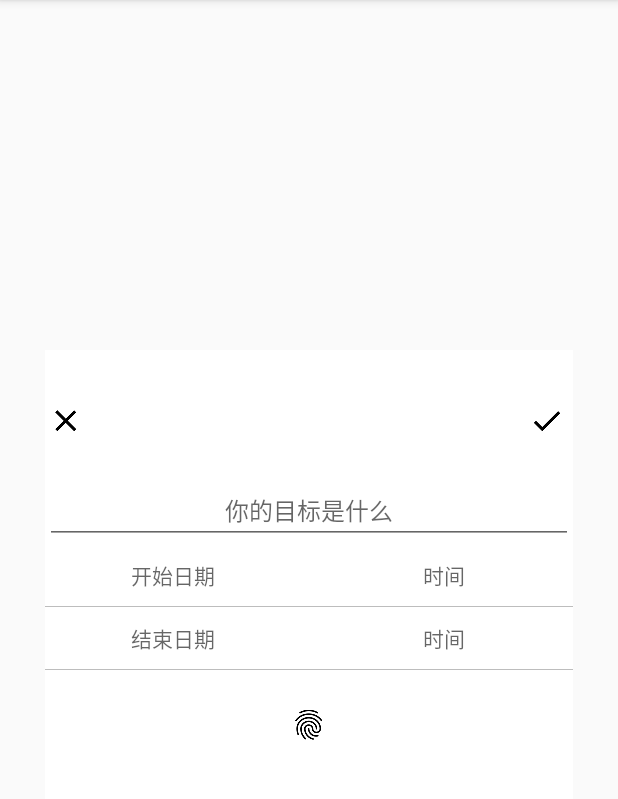
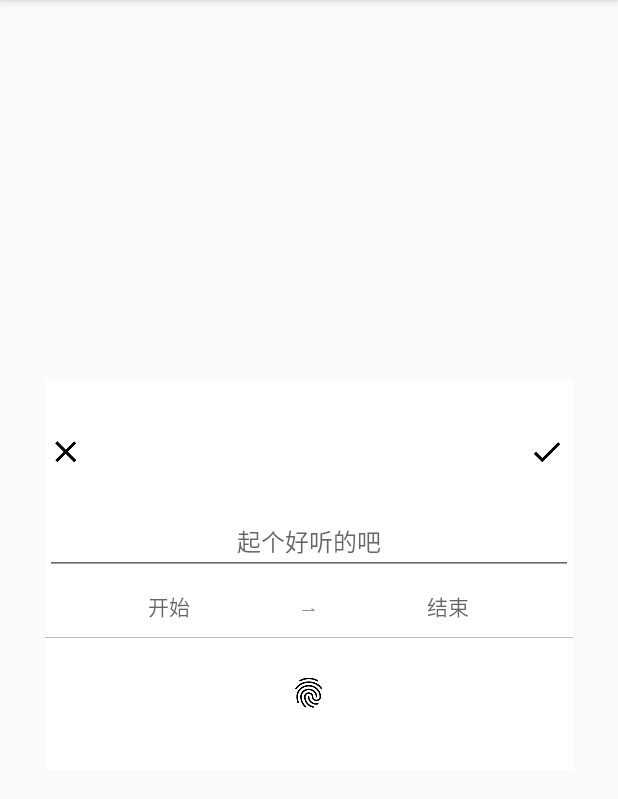
Before and after one commit to hpeiyan/TrackGoal, an Android app: the fragment DialogFragmentCreatePlan shown on its own in the app's theme, on a phone screen of 412 x 824 dp, the part 84-883 px from its top. Run offline under Robolectric (Android 15) with nearby library versions, the phone set to English and light mode, and no system bars; our stand-ins replace ButterKnife; 8 statements that could not run were skipped.

Commit message:
delete time.

```diff
--- a/app/src/main/java/club/peiyan/goaltrack/plan/DialogFragmentCreatePlan.java
+++ b/app/src/main/java/club/peiyan/goaltrack/plan/DialogFragmentCreatePlan.java
@@ -6,7 +6,6 @@ import android.app.DialogFragment;
 import android.app.Fragment;
 import android.app.FragmentManager;
 import android.app.FragmentTransaction;
-import android.app.TimePickerDialog;
 import android.os.Bundle;
 import android.support.annotation.Nullable;
 import android.text.TextUtils;
@@ -20,7 +19,6 @@ import android.widget.EditText;
 import android.widget.ImageView;
 import android.widget.LinearLayout;
 import android.widget.TextView;
-import android.widget.TimePicker;
 import android.widget.Toast;
 
 import java.util.ArrayList;
@@ -53,9 +51,7 @@ public class DialogFragmentCreatePlan extends DialogFragment {
     private static final String GOAL_PRENT = "goal_parent";
     public static final String ROOT_PARENT = "rootParent";
     private static final String GOAL_START_DATE = "startDate";
-    private static final String GOAL_START_TIME = "startTime";
     private static final String GOAL_END_DATE = "endDate";
-    private static final String GOAL_END_TIME = "endTime";
     private static final String GOAL_ITEMS = "items";
     private static final String GOAL_ID = "id";
     private static final String EDIT_MODE = "isEditMode";
@@ -64,12 +60,8 @@ public class DialogFragmentCreatePlan extends DialogFragment {
     EditText mTvGoalName;
     @BindView(R.id.tvStartDateShow)
     TextView mTvStartDateShow;
-    @BindView(R.id.tvStartTimeShow)
-    TextView mTvStartTimeShow;
     @BindView(R.id.tvEndDateShow)
     TextView mTvEndDateShow;
-    @BindView(R.id.tvEndTimeShow)
-    TextView mTvEndTimeShow;
     @BindView(R.id.btnAddItem)
     ImageView mBtnAddItem;
     @BindView(R.id.llParent)
@@ -84,12 +76,8 @@ public class DialogFragmentCreatePlan extends DialogFragment {
     private String mGoalName;
     private int mLevel = -1;
     private String mParent;
-    private String mStartDate;
     private String mStart;
-    private String mStartTime;
-    private String mEndDate;
     private String mEnd;
-    private String mEndTime;
     private String mItems;
     private int mId = -1;
     private boolean isEditMode = false;
@@ -104,22 +92,6 @@ public class DialogFragmentCreatePlan extends DialogFragment {
         mEnd = mBundle.getString(GOAL_END_DATE);
         mItems = mBundle.getString(GOAL_ITEMS);
         isEditMode = mBundle.getBoolean(EDIT_MODE, false);
-
-        if (mStart != null && !mStart.isEmpty()) {
-            String[] mSplit = mStart.split("\n");
-            if (mSplit.length == 2) {
-                mStartDate = mSplit[0];
-                mStartTime = mSplit[1];
-            }
-        }
-
-        if (mEnd != null && !mEnd.isEmpty()) {
-            String[] mSplit = mEnd.split("\n");
-            if (mSplit.length == 2) {
-                mEndDate = mSplit[0];
-                mEndTime = mSplit[1];
-            }
-        }
 
         if (parent != null && !parent.isEmpty()) {
             mParent = parent;
@@ -141,10 +113,8 @@ public class DialogFragmentCreatePlan extends DialogFragment {
 
     private void initView() {
         checkSetText(mTvGoalName, mGoalName);
-        checkSetText(mTvStartDateShow, mStartDate);
-        checkSetText(mTvStartTimeShow, mStartTime);
-        checkSetText(mTvEndDateShow, mEndDate);
-        checkSetText(mTvEndTimeShow, mEndTime);
+        checkSetText(mTvStartDateShow, mStart);
+        checkSetText(mTvEndDateShow, mEnd);
         if (mItems != null && !mItems.isEmpty()) {
             String[] mItems = this.mItems.split("\n");
             if (mItems != null && mItems.length > 0) {
@@ -212,15 +182,6 @@ public class DialogFragmentCreatePlan extends DialogFragment {
         unbinder.unbind();
     }
 
-
-    private void showTimePick(TimePickerDialog.OnTimeSetListener mListener) {
-        int hour = Calendar.getInstance().get(Calendar.HOUR_OF_DAY);
-        int miu = Calendar.getInstance().get(Calendar.MINUTE);
-        int second = Calendar.getInstance().get(Calendar.SECOND);
-        TimePickerDialog mTimePickerDialog = new TimePickerDialog(getActivity(), mListener, hour, miu, false);
-        mTimePickerDialog.show();
-    }
-
     private void showDatePick(DatePickerDialog.OnDateSetListener mListener) {
         int year = Calendar.getInstance().get(Calendar.YEAR);
         int month = Calendar.getInstance().get(Calendar.MONTH);
@@ -229,7 +190,7 @@ public class DialogFragmentCreatePlan extends DialogFragment {
         mDatePickerDialog.show();
     }
 
-    @OnClick({R.id.tvStartDateShow, R.id.tvStartTimeShow, R.id.tvEndDateShow, R.id.tvEndTimeShow, R.id.btnAddItem, R.id.ivCancel, R.id.ivSave})
+    @OnClick({R.id.tvStartDateShow, R.id.tvEndDateShow, R.id.btnAddItem, R.id.ivCancel, R.id.ivSave})
     public void onViewClicked(View view) {
         switch (view.getId()) {
             case R.id.tvStartDateShow:
@@ -241,28 +202,12 @@ public class DialogFragmentCreatePlan extends DialogFragment {
                     }
                 });
                 break;
-            case R.id.tvStartTimeShow:
-                showTimePick(new TimePickerDialog.OnTimeSetListener() {
-                    @Override
-                    public void onTimeSet(TimePicker view, int hourOfDay, int minute) {
-                        mTvStartTimeShow.setText(hourOfDay + " : " + minute);
-                    }
-                });
-                break;
             case R.id.tvEndDateShow:
                 showDatePick(new DatePickerDialog.OnDateSetListener() {
                     @Override
                     public void onDateSet(DatePicker view, int year, int month, int dayOfMonth) {
                         month += 1;
                         mTvEndDateShow.setText(year + "/" + month + "/" + dayOfMonth);
-                    }
-                });
-                break;
-            case R.id.tvEndTimeShow:
-                showTimePick(new TimePickerDialog.OnTimeSetListener() {
-                    @Override
-                    public void onTimeSet(TimePicker view, int hourOfDay, int minute) {
-                        mTvEndTimeShow.setText(hourOfDay + " : " + minute);
                     }
                 });
                 break;
@@ -298,8 +243,8 @@ public class DialogFragmentCreatePlan extends DialogFragment {
             MainActivity mMainActivity = (MainActivity) mActivity;
             DBHelper mDBHelper = mMainActivity.getDBHelper();
 
-            String start = mTvStartDateShow.getText().toString().trim() + "\n" + mTvStartTimeShow.getText().toString();
-            String end = mTvEndDateShow.getText().toString() + "\n" + mTvEndTimeShow.getText().toString();
+            String start = mTvStartDateShow.getText().toString().trim();
+            String end = mTvEndDateShow.getText().toString();
             StringBuilder mBuilder = new StringBuilder();
             String title = mTvGoalName.getText().toString().trim();
             boolean isSuccess;
--- a/app/src/main/res/layout/fragment_create_plan.xml
+++ b/app/src/main/res/layout/fragment_create_plan.xml
@@ -50,7 +50,7 @@
             android:layout_height="wrap_content"
             android:layout_below="@+id/tvTitle"
             android:gravity="center"
-            android:hint="你的目标是什么"
+            android:hint="起个好听的吧"
             android:textColor="@color/primaryTextColor"
             android:textSize="@dimen/text_input_dimen"/>
 
@@ -66,32 +66,15 @@
                 android:layout_below="@+id/btnStartTime"
                 android:layout_weight="1"
                 android:gravity="center"
-                android:hint="开始日期"
+                android:hint="开始"
                 android:padding="10dp"
                 android:textSize="@dimen/text_show_dimen"/>
 
             <TextView
-                android:id="@+id/tvStartTimeShow"
-                android:layout_width="0dp"
-                android:layout_height="wrap_content"
-                android:layout_marginLeft="10dp"
-                android:layout_weight="1"
+                android:layout_width="wrap_content"
+                android:text=" ⇀ "
                 android:gravity="center"
-                android:hint="时间"
-                android:padding="10dp"
-                android:textSize="@dimen/text_show_dimen"/>
-
-        </LinearLayout>
-
-        <View
-            android:layout_width="match_parent"
-            android:layout_height="1px"
-            android:background="@color/dividerColor"/>
-
-        <LinearLayout
-            android:layout_width="match_parent"
-            android:layout_height="wrap_content"
-            android:orientation="horizontal">
+                android:layout_height="match_parent"/>
 
             <TextView
                 android:id="@+id/tvEndDateShow"
@@ -100,19 +83,7 @@
                 android:layout_below="@+id/btnStartTime"
                 android:layout_weight="1"
                 android:gravity="center"
-                android:hint="结束日期"
-                android:padding="10dp"
-                android:textSize="@dimen/text_show_dimen"/>
-
-            <TextView
-                android:id="@+id/tvEndTimeShow"
-                android:layout_width="0dp"
-                android:layout_height="wrap_content"
-                android:layout_below="@+id/btnStartTime"
-                android:layout_marginLeft="10dp"
-                android:layout_weight="1"
-                android:gravity="center"
-                android:hint="时间"
+                android:hint="结束"
                 android:padding="10dp"
                 android:textSize="@dimen/text_show_dimen"/>
 
--- a/app/src/main/res/layout/sub_item_check.xml
+++ b/app/src/main/res/layout/sub_item_check.xml
@@ -30,7 +30,7 @@
             android:id="@+id/sbProgress"
             android:layout_width="match_parent"
             android:layout_height="wrap_content"
-            android:max="10"
+            android:max="100"
             android:min="0"/>
 
         <TextView
```
Also changed, not shown: app/src/main/java/club/peiyan/goaltrack/view/GoalsAdapter.java (+7 -10 lines), app/src/main/res/layout/edit_item_layout.xml (+1 -9 lines).
